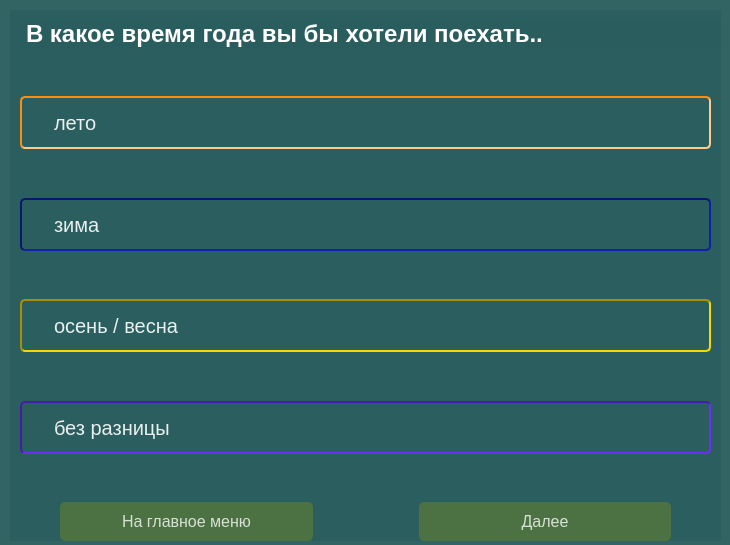
The window that forms/test1.ui (PolinaBack/MyMap) describes before a commit, drawn with Qt 5.
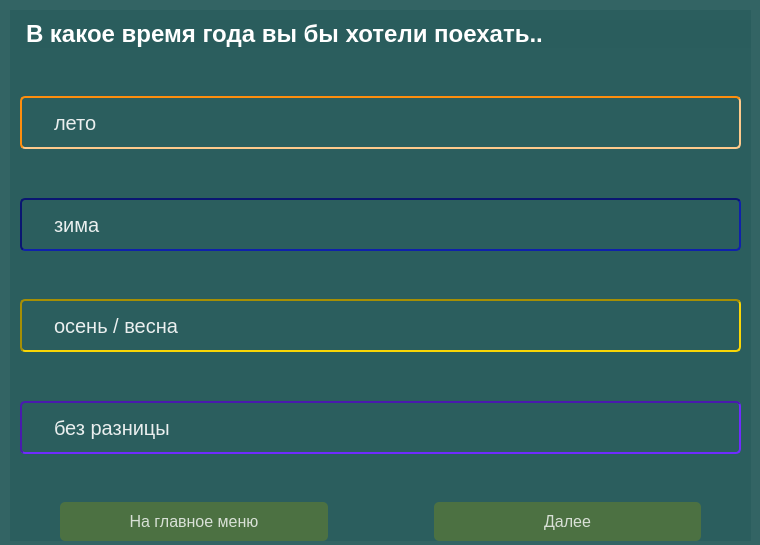
The same window after the commit.

```diff
--- a/forms/test1.ui
+++ b/forms/test1.ui
@@ -6,7 +6,7 @@
    <rect>
     <x>0</x>
     <y>0</y>
-    <width>730</width>
+    <width>760</width>
     <height>545</height>
    </rect>
   </property>
@@ -21,7 +21,7 @@
     <rect>
      <x>10</x>
      <y>10</y>
-     <width>711</width>
+     <width>741</width>
      <height>531</height>
     </rect>
    </property>
```
